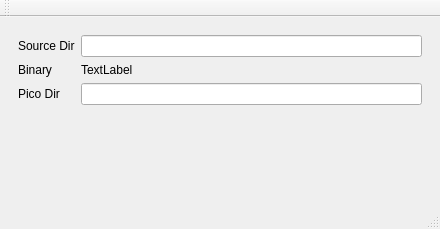
First picture: the form in mainwindow.ui, repository rbehm-ibb/picoload, before the edit.
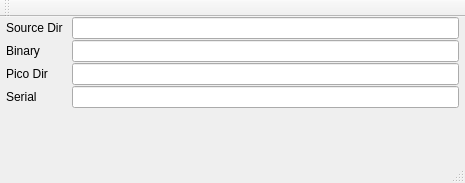
Second picture: the form after the edit. Icons and pictures are not drawn. Custom widgets are drawn as their Qt base class.

Commit message: better optics add serial port

Diff of the .ui file:
```diff
--- a/mainwindow.ui
+++ b/mainwindow.ui
@@ -6,8 +6,8 @@
    <rect>
     <x>0</x>
     <y>0</y>
-    <width>440</width>
-    <height>229</height>
+    <width>465</width>
+    <height>183</height>
    </rect>
   </property>
   <property name="sizePolicy">
@@ -20,12 +20,66 @@
    <string>MainWindow</string>
   </property>
   <widget class="QWidget" name="centralwidget">
+   <property name="sizePolicy">
+    <sizepolicy hsizetype="Preferred" vsizetype="MinimumExpanding">
+     <horstretch>0</horstretch>
+     <verstretch>0</verstretch>
+    </sizepolicy>
+   </property>
    <layout class="QVBoxLayout" name="verticalLayout_2">
+    <property name="spacing">
+     <number>0</number>
+    </property>
+    <property name="leftMargin">
+     <number>0</number>
+    </property>
+    <property name="topMargin">
+     <number>0</number>
+    </property>
+    <property name="rightMargin">
+     <number>0</number>
+    </property>
+    <property name="bottomMargin">
+     <number>0</number>
+    </property>
     <item>
      <widget class="QWidget" name="widget" native="true">
+      <property name="sizePolicy">
+       <sizepolicy hsizetype="Preferred" vsizetype="MinimumExpanding">
+        <horstretch>0</horstretch>
+        <verstretch>0</verstretch>
+       </sizepolicy>
+      </property>
       <layout class="QVBoxLayout" name="verticalLayout">
+       <property name="spacing">
+        <number>0</number>
+       </property>
+       <property name="leftMargin">
+        <number>0</number>
+       </property>
+       <property name="topMargin">
+        <number>0</number>
+       </property>
+       <property name="rightMargin">
+        <number>0</number>
+       </property>
+       <property name="bottomMargin">
+        <number>0</number>
+       </property>
        <item>
         <layout class="QFormLayout" name="formLayout">
+         <property name="horizontalSpacing">
+          <number>9</number>
+         </property>
+         <property name="verticalSpacing">
+          <number>1</number>
+         </property>
+         <property name="leftMargin">
+          <number>6</number>
+         </property>
+         <property name="rightMargin">
+          <number>6</number>
+         </property>
          <item row="0" column="0">
           <widget class="QLabel" name="label">
            <property name="text">
@@ -34,7 +88,11 @@
           </widget>
          </item>
          <item row="0" column="1">
-          <widget class="QLineEdit" name="srcDir"/>
+          <widget class="QLineEdit" name="srcDir">
+           <property name="inputMask">
+            <string notr="true"/>
+           </property>
+          </widget>
          </item>
          <item row="1" column="0">
           <widget class="QLabel" name="label_4">
@@ -43,27 +101,41 @@
            </property>
           </widget>
          </item>
-         <item row="1" column="1">
-          <widget class="QLabel" name="binary">
-           <property name="text">
-            <string>TextLabel</string>
-           </property>
-          </widget>
-         </item>
-         <item row="2" column="0">
+         <item row="3" column="0">
           <widget class="QLabel" name="picoLabel">
            <property name="text">
             <string>Pico Dir</string>
            </property>
           </widget>
          </item>
-         <item row="2" column="1">
+         <item row="3" column="1">
           <widget class="QLineEdit" name="picoDir">
            <property name="text">
             <string/>
            </property>
           </widget>
          </item>
+         <item row="1" column="1">
+          <widget class="QLineEdit" name="binary">
+           <property name="readOnly">
+            <bool>true</bool>
+           </property>
+          </widget>
+         </item>
+         <item row="4" column="0">
+          <widget class="QLabel" name="serLabel">
+           <property name="text">
+            <string>Serial</string>
+           </property>
+          </widget>
+         </item>
+         <item row="4" column="1">
+          <widget class="QLineEdit" name="serial">
+           <property name="readOnly">
+            <bool>true</bool>
+           </property>
+          </widget>
+         </item>
         </layout>
        </item>
        <item>
@@ -74,7 +146,7 @@
          <property name="sizeHint" stdset="0">
           <size>
            <width>20</width>
-           <height>40</height>
+           <height>10</height>
           </size>
          </property>
         </spacer>
```
Left out of the diff: 22 changed lines with no effect on the pictures. The commit also changes 4 other files.
